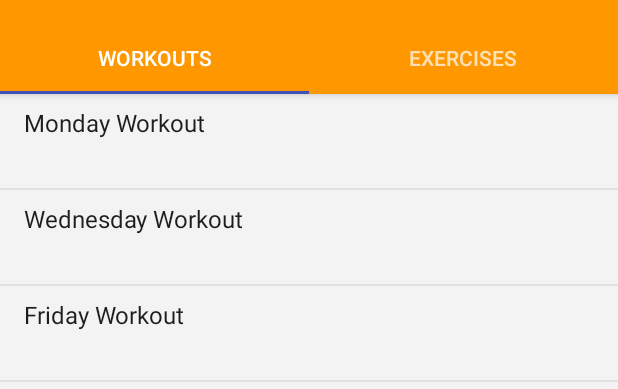
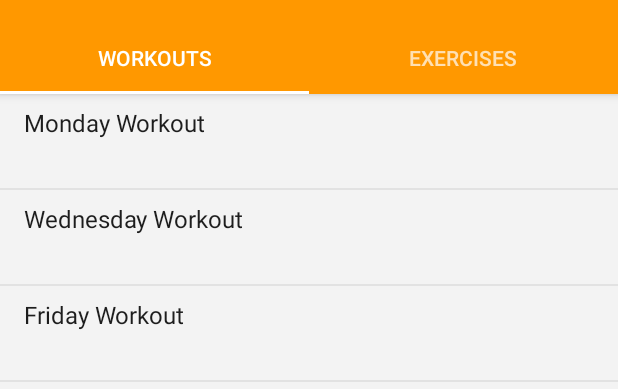
Before and after one commit to brayan/android-zero-to-hero, an Android app: the screen it shows after launch (MainActivity), on a phone screen of 412 x 824 dp, the part 62-451 px from its top. Run offline under Robolectric (Android 15) with nearby library versions, the phone set to English and light mode, and no system bars.

Commit message:
Refactoring tabs

```diff
--- a/app/src/main/res/layout/activity_main.xml
+++ b/app/src/main/res/layout/activity_main.xml
@@ -1,9 +1,9 @@
 <?xml version="1.0" encoding="utf-8"?>
-<LinearLayout xmlns:android="http://schemas.android.com/apk/res/android"
+<android.support.design.widget.CoordinatorLayout xmlns:android="http://schemas.android.com/apk/res/android"
     xmlns:app="http://schemas.android.com/apk/res-auto"
     android:layout_width="match_parent"
     android:layout_height="match_parent"
-    android:orientation="vertical">
+    android:background="@color/default_background">
 
     <android.support.design.widget.AppBarLayout
         android:id="@+id/appbar"
@@ -34,13 +34,14 @@
         </android.support.v7.widget.Toolbar>
 
         <android.support.design.widget.TabLayout
-            app:tabMaxWidth="0dp"
-            app:tabGravity="fill"
-            app:tabMode="fixed"
             android:id="@+id/tabs"
             android:layout_width="match_parent"
             android:layout_height="wrap_content"
-            app:layout_scrollFlags="scroll|enterAlways" />
+            app:tabGravity="fill"
+            app:tabIndicatorHeight="2dp"
+            app:tabIndicatorColor="#FFFFFF"
+            app:tabMaxWidth="0dp"
+            app:tabMode="fixed" />
 
     </android.support.design.widget.AppBarLayout>
 
@@ -48,8 +49,8 @@
     <android.support.v4.view.ViewPager
         android:id="@+id/pager"
         android:layout_width="match_parent"
-        android:layout_height="match_parent">
+        android:layout_height="wrap_content"
+        android:paddingBottom="56dp"
+        app:layout_behavior="@string/appbar_scrolling_view_behavior" />
 
-    </android.support.v4.view.ViewPager>
-
-</LinearLayout>
+</android.support.design.widget.CoordinatorLayout>
--- a/app/src/main/res/layout/fragment_workout_list.xml
+++ b/app/src/main/res/layout/fragment_workout_list.xml
@@ -1,4 +1,4 @@
-<android.support.design.widget.CoordinatorLayout
+<FrameLayout
     xmlns:android="http://schemas.android.com/apk/res/android"
     xmlns:app="http://schemas.android.com/apk/res-auto"
     android:layout_width="match_parent"
@@ -27,4 +27,4 @@
         app:fabSize="normal"
         app:srcCompat="@drawable/ic_add_white_48dp"/>
 
-</android.support.design.widget.CoordinatorLayout>
+</FrameLayout>
```
